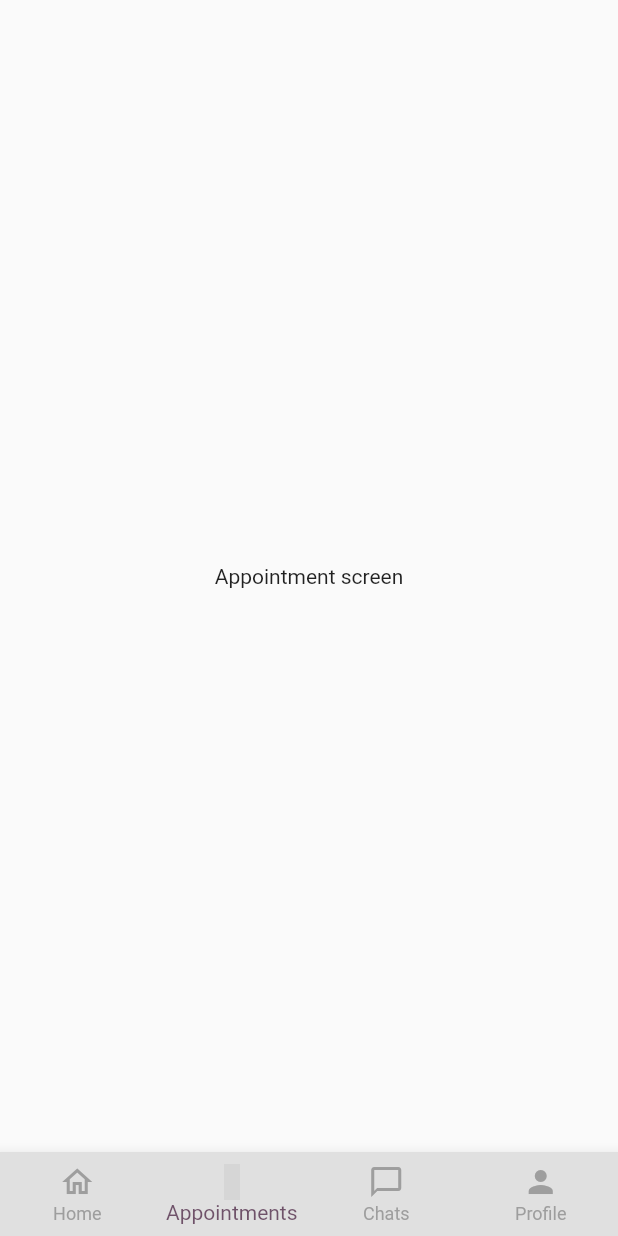
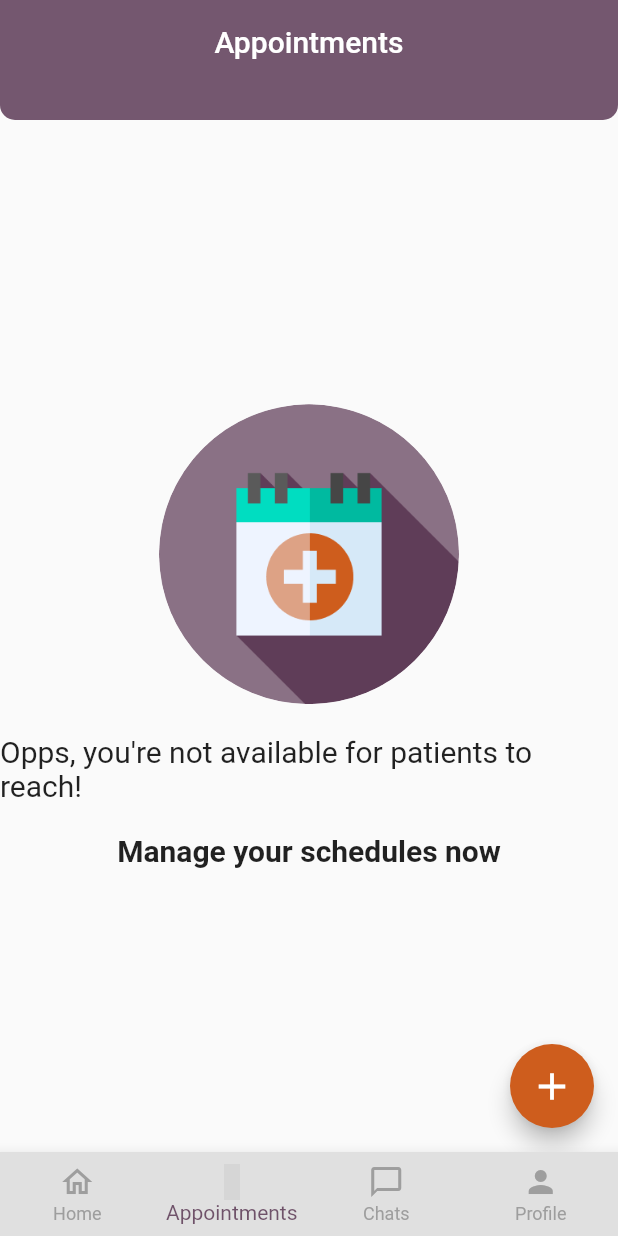
Before and after one commit to Asante-Adarkwa-Usman/Triage, a Flutter app: the screen it shows after launch, item 2 of the bottom bar chosen, on a phone screen of 412 x 824 dp. Run offline on Flutter 3.47's test engine with Material 2 defaults, Android fonts, the phone set to English and light mode, and no system bars; our stand-ins replace unicons; grey boxes are pictures that could not be loaded.

Commit message:
Done with appointment screen

```diff
--- a/triage/lib/main.dart
+++ b/triage/lib/main.dart
@@ -16,6 +16,7 @@ class TriageApp extends StatelessWidget {
       title: 'Triage Mobile',
       theme: ThemeData(
         primarySwatch: Colors.blue,
+        // primaryColor: const Color.fromRGBO(85, 49, 78, 0.81),
       ),
       home: const SafeArea(child: ParentView()),
     );
--- a/triage/lib/views/appointments/appointment_view.dart
+++ b/triage/lib/views/appointments/appointment_view.dart
@@ -1,13 +1,72 @@
 import 'package:flutter/material.dart';
+import 'package:triage/views/appointments/set_appointment_view.dart';
 
 class AppointmentView extends StatelessWidget {
   const AppointmentView({Key? key}) : super(key: key);
 
   @override
   Widget build(BuildContext context) {
-    return const Scaffold(
-      body: Center(
-        child: Text('Appointment screen'),
+    return Scaffold(
+      appBar: PreferredSize(
+        preferredSize: const Size.fromHeight(80),
+        child: AppBar(
+          elevation: 0,
+          //leadingWidth: MediaQuery.of(context).size.width,
+          shape: const RoundedRectangleBorder(
+            borderRadius: BorderRadius.vertical(
+              bottom: Radius.circular(10),
+            ),
+          ),
+          centerTitle: true,
+          backgroundColor: const Color.fromRGBO(85, 49, 78, 0.81),
+          title: const Text(
+            'Appointments',
+            style: TextStyle(
+              color: Colors.white,
+              fontSize: 20,
+              fontWeight: FontWeight.w500,
+            ),
+          ),
+        ),
+      ),
+      body: Column(
+        mainAxisAlignment: MainAxisAlignment.center,
+        // crossAxisAlignment: CrossAxisAlignment.center,
+        children: const [
+          CircleAvatar(
+            backgroundColor: Colors.white,
+            radius: 100,
+            backgroundImage: AssetImage('assets/images/appointmentLogo.png'),
+          ),
+          SizedBox(height: 20),
+          Center(
+            child: Text(
+              "Opps, you're not available for patients to reach! ",
+              style: TextStyle(
+                fontSize: 20,
+                fontWeight: FontWeight.w400,
+              ),
+            ),
+          ),
+          SizedBox(height: 20),
+          Text(
+            "Manage your schedules now",
+            textAlign: TextAlign.center,
+            style: TextStyle(
+              fontSize: 20,
+              fontWeight: FontWeight.w600,
+            ),
+          ),
+        ],
+      ),
+      floatingActionButton: FloatingActionButton(
+        backgroundColor: const Color.fromRGBO(206, 93, 29, 1),
+        onPressed: () {
+          Navigator.of(context).push(MaterialPageRoute(
+            builder: (context) => const SetAppointmentView(),
+          ));
+        },
+        child: const Icon(Icons.add, size: 30),
       ),
     );
   }
--- a/triage/lib/views/parent_view.dart
+++ b/triage/lib/views/parent_view.dart
@@ -37,7 +37,7 @@ class _ParentViewState extends State<ParentView> {
           });
         },
         type: BottomNavigationBarType.fixed,
-        selectedItemColor: const Color.fromRGBO(85, 49, 78, .81),
+        selectedItemColor: const Color.fromRGBO(85, 49, 78, 0.81),
         unselectedItemColor: Colors.grey,
         showSelectedLabels: true,
         items: const [
```
Also changed, not shown: triage/lib/views/appointments/set_appointment_view.dart (added, +36 -0 lines), triage/lib/views/home/home_view.dart (+60 -3 lines), triage/pubspec.yaml (+10 -7 lines), triage/assets/fonts/Oxygen-Bold.ttf (added), triage/assets/fonts/Oxygen-Light.ttf (added), triage/assets/fonts/Oxygen-Regular.ttf (added), triage/assets/images/appointmentLogo.png (added), triage/assets/images/user.png (added).
